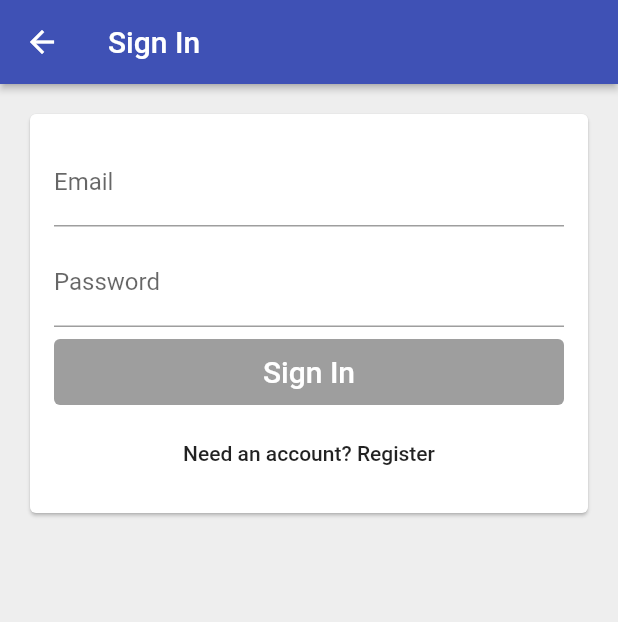
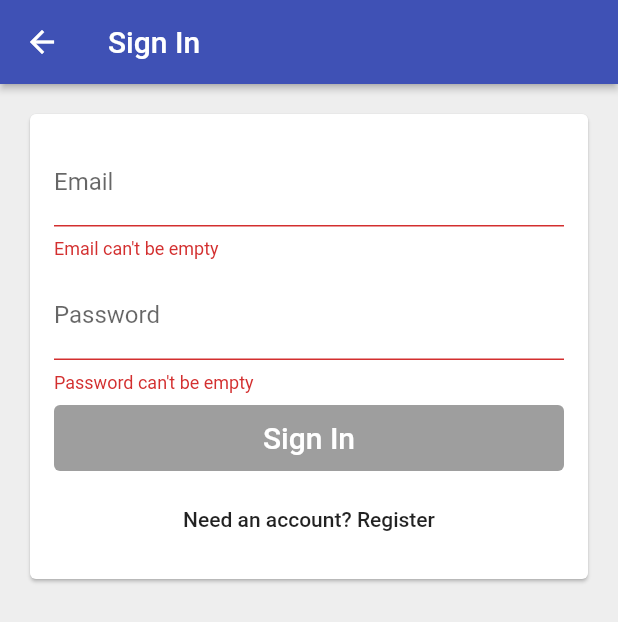
Before and after one commit to mpragnarok/time-tracker-flutter, a Flutter app: the EmailSignInPage screen opened directly with empty values, on a phone screen of 412 x 824 dp. Shown: the top 622 px of the screen. Run offline on Flutter 3.47's test engine with Material 2 defaults, Android fonts, the phone set to English and light mode, and no system bars; our stand-ins replace firebase_auth, google_sign_in; missing offline and left inert: flutter_facebook_login; accounts and stored records are empty.

Commit message:
<feat><validator><Add error text>
- Add error text for invalid email and password

```diff
--- a/lib/app/sign_in/email_sign_in_form.dart
+++ b/lib/app/sign_in/email_sign_in_form.dart
@@ -76,11 +76,13 @@ class _EmailSignInFormState extends State<EmailSignInForm> {
   }
 
   TextField _buildPasswordTextField() {
+    bool passwordValid = widget.passwordValidator.isValid(_password);
     return TextField(
       controller: _passwordController,
       focusNode: _passwordFocusNode,
       decoration: InputDecoration(
         labelText: 'Password',
+        errorText: passwordValid ? null : widget.invalidPasswordErrorText,
       ),
       obscureText: true,
       textInputAction: TextInputAction.done,
@@ -90,12 +92,15 @@ class _EmailSignInFormState extends State<EmailSignInForm> {
   }
 
   TextField _buildEmailTextField() {
+    bool emailValid = widget.emailValidator.isValid(_email);
+
     return TextField(
       controller: _emailController,
       focusNode: _emailFocusNode,
       decoration: InputDecoration(
         labelText: 'Email',
         hintText: 'test@test.com',
+        errorText: emailValid ? null : widget.invalidEmailErrorText,
       ),
       autocorrect: false,
       keyboardType: TextInputType.emailAddress,
--- a/lib/app/sign_in/validator.dart
+++ b/lib/app/sign_in/validator.dart
@@ -12,4 +12,6 @@ class NonEmptyStringValidator implements StringValidator {
 class EmailAndPasswordValidators {
   final StringValidator emailValidator = NonEmptyStringValidator();
   final StringValidator passwordValidator = NonEmptyStringValidator();
+  final String invalidEmailErrorText = 'Email can\'t be empty';
+  final String invalidPasswordErrorText = 'Password can\'t be empty';
 }
```
